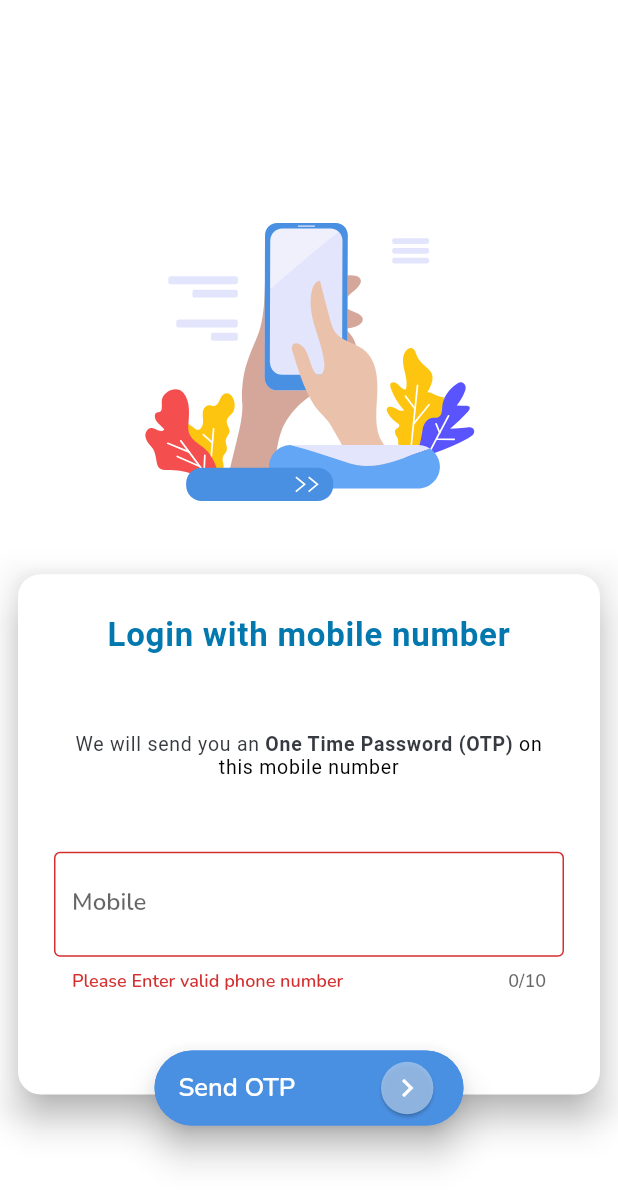
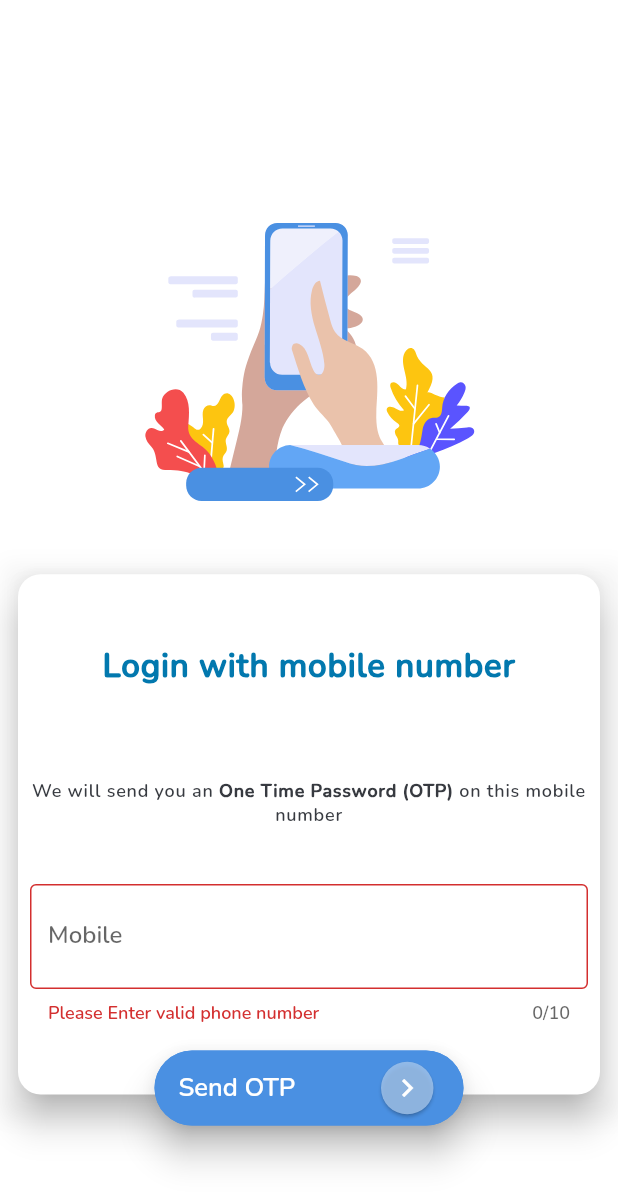
Before and after one commit to thesandx/MoviesX, a Flutter app: the screen it shows after launch, after a tap on "Send OTP", on a phone screen of 412 x 824 dp. Shown: the top 1204 px of the screen. Run offline on Flutter 3.47's test engine with Material 2 defaults, Android fonts, the phone set to English and light mode, and no system bars; our stand-ins replace bubble_bottom_bar, carousel_slider, cloud_firestore, firebase_auth, firebase_core, flutter_svg and 5 more; missing offline and left inert: pin_entry_text_field; accounts and stored records are empty.

Commit message:
responsive for small screen devices

```diff
--- a/lib/views/SplashScreen.dart
+++ b/lib/views/SplashScreen.dart
@@ -6,55 +6,44 @@ import 'package:movie_app/Services/CommonData.dart';
 import 'package:movie_app/views/login/login_otp.dart';
 
 import 'home/HomePage.dart';
+
 class SplashScreen extends StatefulWidget {
   @override
   _SplashScreenState createState() => _SplashScreenState();
 }
 
 class _SplashScreenState extends State<SplashScreen> {
-
-
-  void initialize(BuildContext context){
-
+  void initialize(BuildContext context) {
     Firebase.initializeApp().whenComplete(() {
       print("firebase initialization completed");
       User user = FirebaseAuth.instance.currentUser;
-      if(user!=null){
+      if (user != null) {
         print(user.phoneNumber);
         CommonData.retriveAPIKey().then((value) {
-          if(value){
+          if (value) {
             //print(CommonData.tmdb_api_key);
             Navigator.pushAndRemoveUntil(
               context,
-              MaterialPageRoute(
-                  builder: (context) => HomePage(user)),
-                  (route) => false,
+              MaterialPageRoute(builder: (context) => HomePage(user)),
+              (route) => false,
+            );
+          } else {
+            Navigator.pushAndRemoveUntil(
+              context,
+              MaterialPageRoute(builder: (context) => LoginOtp()),
+              (route) => false,
             );
           }
-          else{
-            Navigator.pushAndRemoveUntil(
-              context,
-              MaterialPageRoute(
-                  builder: (context) => LoginOtp()),
-                  (route) => false,
-            );
-          }
-
         });
-
-      }
-      else{
+      } else {
         Navigator.pushAndRemoveUntil(
           context,
-          MaterialPageRoute(
-              builder: (context) => LoginOtp()),
-              (route) => false,
+          MaterialPageRoute(builder: (context) => LoginOtp()),
+          (route) => false,
         );
       }
     });
-
   }
-
 
   @override
   void initState() {
@@ -68,24 +57,21 @@ class _SplashScreenState extends State<SplashScreen> {
     Future.delayed(Duration(seconds: 3)).then((value) => initialize(context));
   }
 
-
   @override
   Widget build(BuildContext context) {
-
-    Size size  = MediaQuery.of(context).size;
+    Size size = MediaQuery.of(context).size;
     return Scaffold(
-      backgroundColor: Colors.white,
-      body: Padding(
-        padding: const EdgeInsets.symmetric(vertical: 100),
-        child: Center(
+        backgroundColor: Colors.white,
+        body: Center(
           child: Column(
+            mainAxisAlignment: MainAxisAlignment.center,
             children: [
-              Text("MoviesX",
+              Text(
+                "MoviesX",
                 style: TextStyle(
-                  color: Colors.black,
-                  fontSize: 40,
-                  fontWeight: FontWeight.w800
-                ),
+                    color: Colors.black,
+                    fontSize: 40,
+                    fontWeight: FontWeight.w800),
               ),
               Lottie.asset(
                 "assets/jsons/splash.json",
@@ -93,9 +79,6 @@ class _SplashScreenState extends State<SplashScreen> {
               ),
             ],
           ),
-        ),
-      )
-
-    );
+        ));
   }
 }
--- a/lib/views/login/login_otp.dart
+++ b/lib/views/login/login_otp.dart
@@ -61,13 +61,12 @@ class _LoginOtpState extends State<LoginOtp> {
                       ),
                       elevation: 10.0,
                       margin: EdgeInsets.all(12.0),
-                      child: Container(
-                        padding: EdgeInsets.all(20.0),
+                      child: Padding(
+                        padding: const EdgeInsets.all(8.0),
                         child: Column(
+                          mainAxisAlignment: MainAxisAlignment.spaceEvenly,
                           children: [
-                              Padding(
-                                padding: EdgeInsets.all(8.0),
-                                child: RichText(
+                            RichText(
                               textAlign: TextAlign.center,
                               text: TextSpan(
                                 style: TextStyle(
@@ -78,35 +77,25 @@ class _LoginOtpState extends State<LoginOtp> {
                                 children: <TextSpan>[
                                   TextSpan(
                                     text: "Login with mobile number\n\n\n",
-                                        style: TextStyle(
-                                          fontSize: 22.0,
-                                          fontWeight: FontWeight.bold,
-                                          color: Color(0xFF0278AE),
-                                        ),
+                                    style:getTextStyle(22, Color(0xFF0278AE),FontWeight.w900),
+//
                                   ),
                                   TextSpan(
                                     text: "We will send you an",
-                                        style: TextStyle(
-                                          color: Color(0xFF373A40),
-                                        ),
+                                    style:getTextStyle(12, Color(0xFF373A40),FontWeight.normal),
+
                                   ),
                                   TextSpan(
                                     text: " One Time Password (OTP) ",
-                                        style: TextStyle(
-                                          color: Color(0xFF373A40),
-                                          fontWeight: FontWeight.bold,
+                                    style:getTextStyle(12, Color(0xFF373A40),FontWeight.w900),
                                   ),
+                                  TextSpan(text: "on this mobile number",
+                                    style:getTextStyle(12, Color(0xFF373A40),FontWeight.normal),
                                   ),
-                                      TextSpan(text: "on this mobile number"),
                                 ],
                               ),
                             ),
-                              ),
-                              Container(
-                                margin: EdgeInsets.only(top: size.height * 0.045),
-                                child: Padding(
-                                  padding: EdgeInsets.all(4.0),
-                                  child: Form(
+                            Form(
                               key: formKey,
                               child: TextFormField(
                                 keyboardType: TextInputType.number,
@@ -137,11 +126,8 @@ class _LoginOtpState extends State<LoginOtp> {
                                       width: 1.0,
                                     ),
                                   ),
-
                                   labelText: "Mobile",
                                   hintText: "Enter Your Mobile Number.",
-                                      ),
-                                    ),
                                 ),
                               ),
                             ),
@@ -150,7 +136,6 @@ class _LoginOtpState extends State<LoginOtp> {
                       ),
                     ),
                   ),
-
                   Button(
                     size: size,
                     text: "Send OTP",
@@ -172,4 +157,13 @@ class _LoginOtpState extends State<LoginOtp> {
           ),
         ));
   }
+
+  TextStyle getTextStyle(double fontSize, Color textColor,FontWeight fontWeight) {
+    return TextStyle(
+      color: textColor,
+      fontFamily: 'Nunito',
+      fontSize: fontSize,
+      fontWeight: fontWeight
+    );
   }
+}
```
Also changed, not shown: lib/views/home/Feed.dart (+47 -38 lines), lib/views/login/otp_verify.dart (+25 -24 lines), lib/views/profile/profile_edit.dart (+35 -7 lines), lib/views/profile/profile_form.dart (+3 -5 lines). Lines whose indentation alone changed are shown as unchanged.
